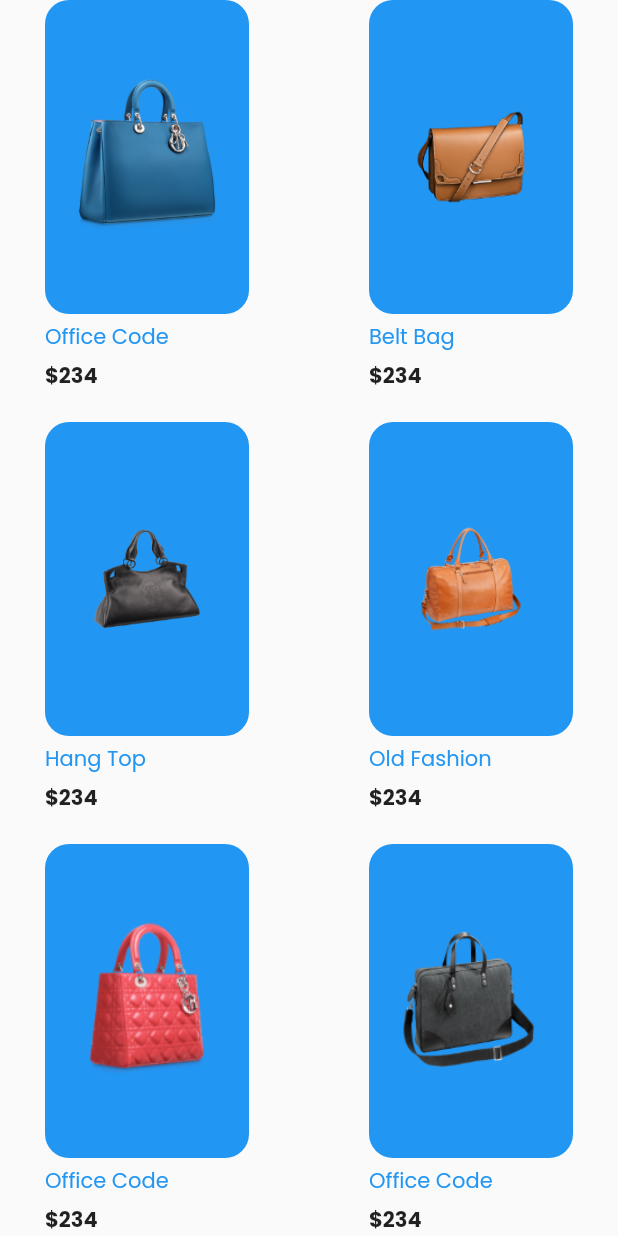
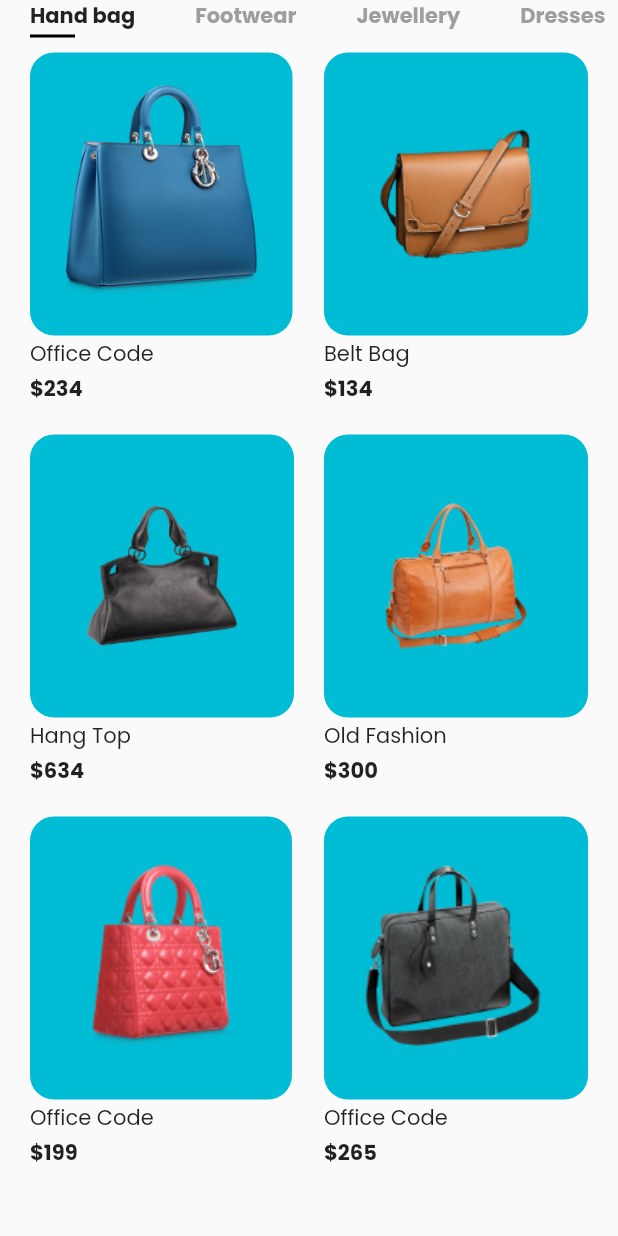
Before and after one commit to Chmelya/OnlineShop, a Flutter app: the CatalogPage screen opened directly, on a phone screen of 412 x 824 dp. Run offline on Flutter 3.47's test engine with Material 2 defaults, Android fonts, the phone set to English and light mode, and no system bars; our stand-ins replace google_fonts.

```diff
--- a/online_shop/lib/models/Product.dart
+++ b/online_shop/lib/models/Product.dart
@@ -23,35 +23,35 @@ List<Product> products = [
   Product(
       id: 2,
       title: "Belt Bag",
-      price: 234,
+      price: 134,
       description: dummyText,
       image: "assets/images/bag_2.png",
   ),
   Product(
       id: 3,
       title: "Hang Top",
-      price: 234,
+      price: 634,
       description: dummyText,
       image: "assets/images/bag_3.png",
   ),
   Product(
       id: 4,
       title: "Old Fashion",
-      price: 234,
+      price: 300,
       description: dummyText,
       image: "assets/images/bag_4.png",
   ),
   Product(
       id: 5,
       title: "Office Code",
-      price: 234,
+      price: 199,
       description: dummyText,
       image: "assets/images/bag_5.png",
   ),
   Product(
     id: 6,
     title: "Office Code",
-    price: 234,
+    price: 265,
     description: dummyText,
     image: "assets/images/bag_6.png",
   ),
--- a/online_shop/lib/pages/CatalogPage.dart
+++ b/online_shop/lib/pages/CatalogPage.dart
@@ -2,7 +2,9 @@ import 'dart:convert';
 import 'package:flutter/material.dart';
 import 'package:http/http.dart' as http;
 import 'package:online_shop/models/Product.dart';
-import 'package:online_shop/pages/components/ProductTile.dart';
+import 'package:online_shop/pages/components/ProductItem.dart';
+import 'package:online_shop/pages/components/Categories.dart';
+import 'package:online_shop/pages/components/DetailsScreen.dart';
 
 class CatalogPage extends StatefulWidget {
   @override
@@ -25,17 +27,25 @@ class MyState extends State<CatalogPage> {
 
   void loadData() async {
     // More code here
-    String rawData = (await http.get(endpoint)).body;
-    Map jsonData = jsonDecode(rawData);
+    //String rawData = (await http.get(endpoint)).body;
+    //Map jsonData = jsonDecode(rawData);
 
     setState(() {
-      questions = jsonData["items"];
+      //questions = jsonData["items"];
     });
   }
 
   @override
   Widget build(BuildContext context) {
-    GridView myList = GridView.builder(
+    return new Scaffold(
+      body: Column(
+        crossAxisAlignment: CrossAxisAlignment.start,
+        children: <Widget>[
+          Categories(),
+          Expanded(
+            child: Padding(
+              padding: const EdgeInsets.symmetric(horizontal: 20),
+              child: GridView.builder(
                 itemCount: products == null ? 0 : products.length,
                 gridDelegate: new SliverGridDelegateWithFixedCrossAxisCount(
                   crossAxisCount: 2,
@@ -43,17 +53,22 @@ class MyState extends State<CatalogPage> {
                   crossAxisSpacing: 20,
                   childAspectRatio: 0.75,
                 ),
-    itemBuilder: (BuildContext context, int index) {
-        return Expanded (
-          child: Padding(
-            padding: const EdgeInsets.symmetric(horizontal: 20),
-            child: new ProductTile(product: products[index]),
+                itemBuilder: (BuildContext context, int index) => ProductItem(
+                  product: products[index],
+                  press: () => Navigator.push(
+                    context,
+                    MaterialPageRoute(
+                      builder: (context) => DetailScreen(
+                        product: products[index],
+                      )
+                    ),
+                  ),
+                )
+              ),
+            ),
+          ),
+        ],
       ),
     );
   }
-    );
-    return new Scaffold(
-      body: myList,
-    );
 }
-}
--- /dev/null
+++ b/online_shop/lib/pages/components/Categories.dart
@@ -0,0 +1,55 @@
+import 'package:flutter/material.dart';
+
+class Categories extends StatefulWidget{
+  @override
+  _CategoriesState createState() => _CategoriesState();
+}
+
+class _CategoriesState extends State<Categories>{
+  List<String> categories = ["Hand bag", "Footwear", "Jewellery", "Dresses"];
+
+  int _currentIndex = 0;
+
+  @override
+  Widget build(BuildContext context){
+    return SizedBox(
+      height: 35,
+      child: ListView.builder(
+        scrollDirection: Axis.horizontal,
+        itemCount: categories.length,
+        itemBuilder: (context, index) => buildCategory(index)
+      ),
+    );
+  }
+
+  Widget buildCategory(int index){
+    return GestureDetector(
+      onTap: () {
+        setState(() {
+          _currentIndex = index;
+        });
+      },
+        child: Padding(
+        padding: const EdgeInsets.symmetric(horizontal: 20),
+        child: Column(
+          crossAxisAlignment: CrossAxisAlignment.start,
+          children: [
+            Text(
+              categories[index],
+              style: TextStyle(
+                fontWeight: FontWeight.bold,
+                color: _currentIndex == index ? Colors.black87 : Colors.grey,
+              ),
+            ),
+            Container(
+              margin: EdgeInsets.only(top: 2),
+              height: 2,
+              width: 30,
+              color: _currentIndex == index ? Colors.black : Colors.transparent,
+            ),
+          ],
+        ),
+      ),
+    );
+  }
+}
--- a/online_shop/lib/pages/components/ProductTile.dart
+++ b/online_shop/lib/pages/components/ProductItem.dart
@@ -1,43 +1,45 @@
 import 'package:flutter/material.dart';
 import 'package:online_shop/models/Product.dart';
 
-class ProductTile extends StatelessWidget {
-  const ProductTile({
+class ProductItem extends StatelessWidget {
+  final Product product;
+  final Function press;
+  const ProductItem({
     Key key,
-    @required this.product,
+    this.product,
+    this.press,
   }) : super(key: key);
-
-  final Product product;
 
   @override
   Widget build(BuildContext context) {
-    return Padding(
-      padding: const EdgeInsets.symmetric(horizontal: 10),
+    return GestureDetector(
+      onTap: press,
       child: Column(
         crossAxisAlignment: CrossAxisAlignment.start,
         children: <Widget>[
           Expanded(
-            child: Container(
+              child: Container(
               padding: EdgeInsets.all(20),
-              //height: 180,
-              //width: 160,
               decoration: BoxDecoration(
-                color: Colors.blue,
+                color: Colors.cyan,
                 borderRadius: BorderRadius.circular(16),
               ),
-              child: Image.asset(product.image), //поменять на картнику по url
+              child: Image.asset(product.image),
             ),
           ),
           Padding(
-            padding: const EdgeInsets.symmetric(vertical: 5),
+            padding: const EdgeInsets.symmetric(vertical: 2),
             child: Text(
               product.title,
-              style: TextStyle(color: Colors.blue),
+              style: TextStyle(color: Colors.black87),
             ),
           ),
           Text(
             "\$${product.price}",
-            style: TextStyle(fontWeight: FontWeight.bold),
+             style: TextStyle(
+                fontWeight: FontWeight.bold,
+                color: Colors.black87,
+              ),
           ),
         ],
       ),
```
Also changed, not shown: online_shop/lib/pages/BasePage.dart (+8 -5 lines), online_shop/lib/pages/components/DetailsScreen.dart (added, +29 -0 lines), online_shop/lib/pages/components/DetailsScreen_body.dart (added, +84 -0 lines). Lines whose indentation alone changed are shown as unchanged.
